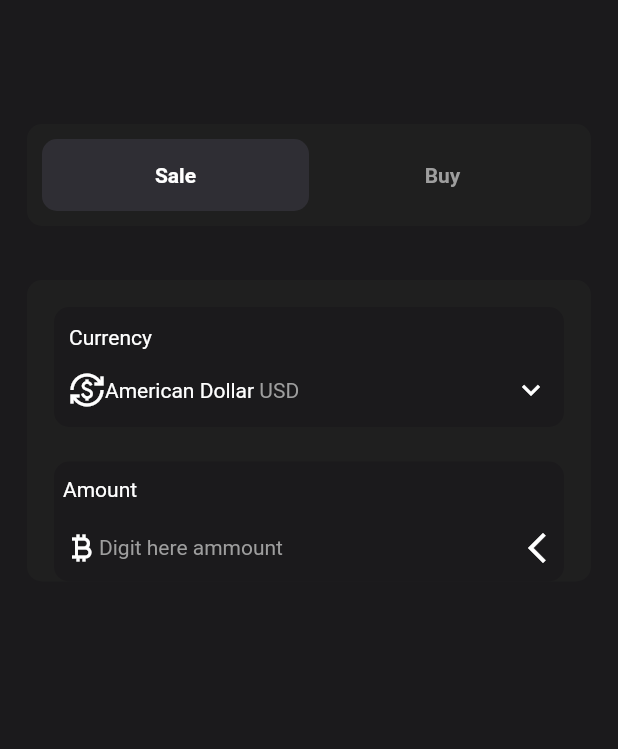
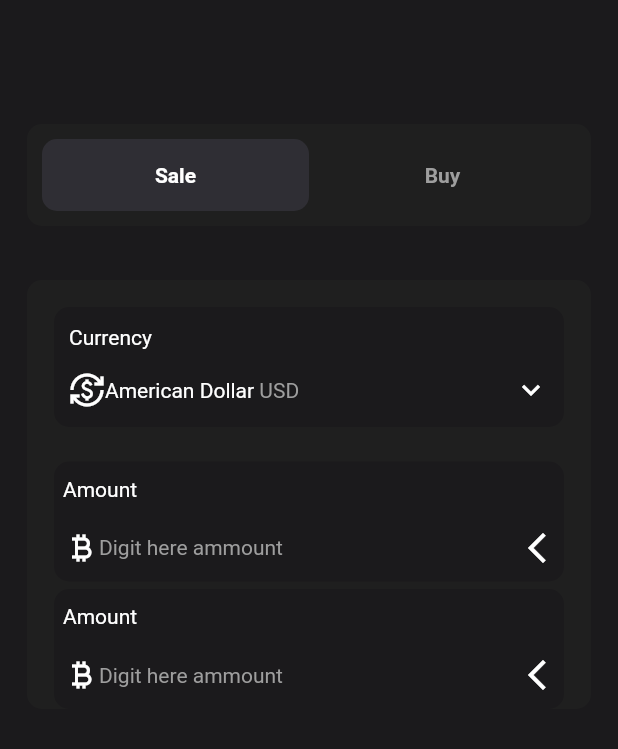
Before and after one commit to geekfabio/exchange, a Flutter app: the screen it shows after launch, on a phone screen of 412 x 824 dp, the part 59-808 px from its top. Run offline on Flutter 3.47's test engine with Material 2 defaults, Android fonts, the phone set to English and light mode, and no system bars; our stand-ins replace bloc; generated files the repository leaves out were written again.

Commit message:
✨ Ammount in Kwanza

```diff
--- a/lib/exchange/view/widgets/exchange_form.dart
+++ b/lib/exchange/view/widgets/exchange_form.dart
@@ -102,6 +102,46 @@ class _ExchangeFormState extends State<ExchangeForm> {
                 ),
               ],
             ),
+          ),
+          Container(
+            padding: const EdgeInsets.all(6),
+            margin: const EdgeInsets.only(top: 5, left: 18, right: 18),
+            width: double.maxFinite,
+            height: 80,
+            decoration: BoxDecoration(
+              color: const Color.fromRGBO(27, 26, 28, 1),
+              borderRadius: BorderRadius.circular(10),
+            ),
+            child: Column(
+              crossAxisAlignment: CrossAxisAlignment.start,
+              mainAxisAlignment: MainAxisAlignment.spaceEvenly,
+              children: [
+                const Text(
+                  'Amount',
+                  style: TextStyle(color: Colors.white),
+                ),
+                const SizedBox(
+                  height: 10,
+                ),
+                Row(
+                  children: const [
+                    Icon(
+                      Icons.currency_bitcoin,
+                      color: Colors.white,
+                    ),
+                    Text(
+                      'Digit here ammount',
+                      style: TextStyle(color: Colors.grey),
+                    ),
+                    Spacer(),
+                    Icon(
+                      Icons.arrow_back_ios_new,
+                      color: Colors.white,
+                    ),
+                  ],
+                ),
+              ],
+            ),
           )
         ],
       ),
```
